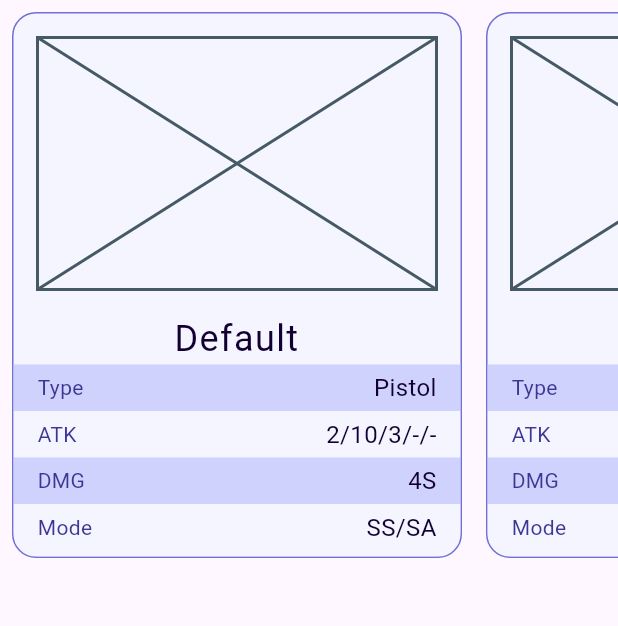
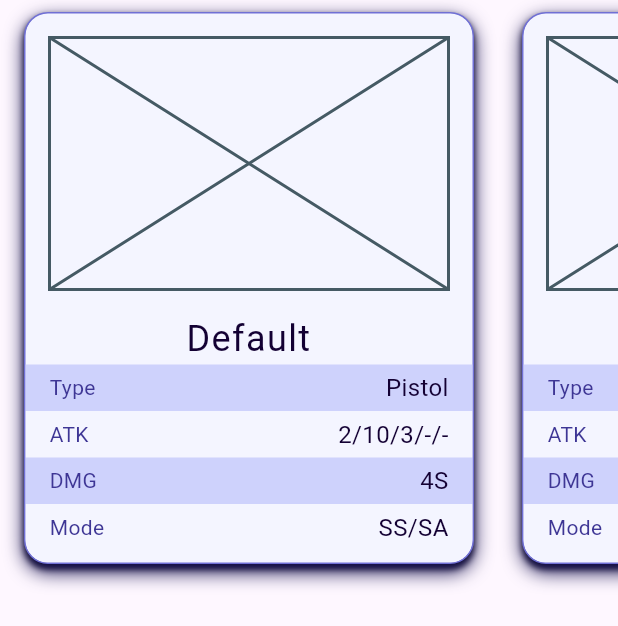
Before and after one commit to osekine/shadowrun_6e_player_helper, a Flutter app: the ItemCarousel widget shown alone on an empty page, opened directly, on a phone screen of 412 x 824 dp. Shown: the top 626 px of the screen. Run offline on Flutter 3.47's test engine with Material 3 defaults, Android fonts, the phone set to English and light mode, and no system bars; missing offline and left inert: theme_tailor_annotation; Roboto replaces fonts that are missing (Ubuntu Sans).

Commit message:
raise paddings and add shadow for card

```diff
--- a/lib/view/features/items/item_card.dart
+++ b/lib/view/features/items/item_card.dart
@@ -1,4 +1,5 @@
 import 'package:flutter/material.dart';
+import 'package:shadowrun_6e_player_helper/utils/app_colors.dart';
 import 'package:shadowrun_6e_player_helper/utils/app_themes.dart';
 import 'package:shadowrun_6e_player_helper_view_model/shadowrun_6e_player_helper_view_model.dart';
 
@@ -14,11 +15,24 @@ class ItemCard extends StatelessWidget {
         color: context.appTheme.backgroundLight,
         borderRadius: BorderRadius.circular(16),
         border: Border.all(color: context.appTheme.border),
+        boxShadow: [
+          BoxShadow(
+            offset: Offset(0, 3),
+            color: AppColors.black,
+            blurRadius: 3,
+          ),
+          BoxShadow(
+            offset: Offset(0, 5),
+            color: AppColors.black20,
+            blurRadius: 10,
+          ),
+        ],
       ),
       child: ClipRRect(
         borderRadius: BorderRadius.circular(16),
         child: ListView(
           physics: NeverScrollableScrollPhysics(),
+          shrinkWrap: true,
           children: [
             SizedBox(
               height: 200,
@@ -27,7 +41,11 @@ class ItemCard extends StatelessWidget {
                 child: const Placeholder(),
               ),
             ),
-            Text(vm.name, style: context.appTheme.header, textAlign: TextAlign.center,),
+            Text(
+              vm.name,
+              style: context.appTheme.header,
+              textAlign: TextAlign.center,
+            ),
             for (int i = 0; i < vm.properties.length; ++i) ...[
               Container(
                 color: i % 2 == 1
--- a/lib/view/features/items/item_carousel.dart
+++ b/lib/view/features/items/item_carousel.dart
@@ -38,7 +38,7 @@ class _ItemCarouselState extends State<ItemCarousel> {
 
   double _calcHeight() {
     // TODO(NLU): add dynamic height calculation
-    return 380;
+    return 400;
   }
 }
 
@@ -51,7 +51,7 @@ class _ItemCarouselDelegate extends SliverChildDelegate {
   Widget? build(BuildContext context, int index) {
     if (index == children.length) return null;
     return Padding(
-      padding: const EdgeInsets.all(8.0),
+      padding: const EdgeInsets.fromLTRB(16,8,16,24),
       child: ItemCard(vm: children[index]),
     );
   }
```
